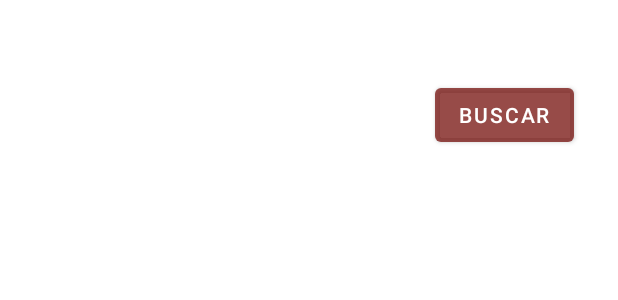
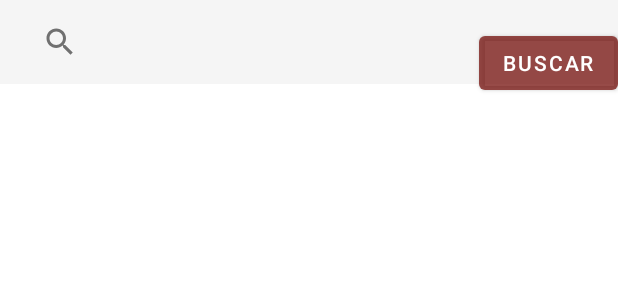
Before and after one commit to Jota0Garcia/SocialMovies, an Android app: the layout fragment_home.xml on its own in the app's theme, with its tools: preview values and no code run, on a phone screen of 412 x 824 dp. Shown: the top 300 px of the screen. Run offline under Robolectric (Android 15) with nearby library versions, the phone set to English and light mode, and no system bars.

Commit message:
boton en homeFragment

```diff
--- a/app/src/main/res/layout/fragment_home.xml
+++ b/app/src/main/res/layout/fragment_home.xml
@@ -5,20 +5,24 @@
     android:layout_width="match_parent"
     android:layout_height="match_parent"
     tools:context=".ui.home.HomeFragment">
-
-    <TextView
-        android:id="@+id/text_home"
+    <androidx.appcompat.widget.Toolbar
+        android:id="@+id/toolbar"
+        android:background="@color/browser_actions_bg_grey"
         android:layout_width="match_parent"
-        android:layout_height="wrap_content"
-        android:layout_marginStart="8dp"
-        android:layout_marginTop="8dp"
-        android:layout_marginEnd="8dp"
-        android:textAlignment="center"
-        android:textSize="20sp"
-        app:layout_constraintBottom_toBottomOf="parent"
+        android:layout_height="?attr/actionBarSize"
+        app:layout_constraintTop_toTopOf="parent"
+        app:layout_constraintEnd_toStartOf="parent"
         app:layout_constraintEnd_toEndOf="parent"
-        app:layout_constraintStart_toStartOf="parent"
-        app:layout_constraintTop_toTopOf="parent" />
+        app:layout_scrollFlags="scroll|enterAlways"
+        android:theme="@style/ThemeOverlay.AppCompat.Light"
+        app:popupTheme="@style/ThemeOverlay.AppCompat.Light"
+        >
+        <androidx.appcompat.widget.SearchView
+            android:layout_width="match_parent"
+            android:layout_height="?attr/actionBarSize"
+            android:id="@+id/search_view"
+            app:queryHint="Buscar pelicula"/>
+    </androidx.appcompat.widget.Toolbar>
 
     <Button
         android:id="@+id/buttonBuscar"
@@ -27,8 +31,15 @@
         android:text="@string/Buscar"
         app:layout_constraintBottom_toBottomOf="parent"
         app:layout_constraintEnd_toEndOf="parent"
-        app:layout_constraintHorizontal_bias="0.908"
+        app:layout_constraintHorizontal_bias="1.0"
         app:layout_constraintStart_toStartOf="parent"
         app:layout_constraintTop_toTopOf="parent"
-        app:layout_constraintVertical_bias="0.068" />
+        app:layout_constraintVertical_bias="0.023" />
+
+    <androidx.recyclerview.widget.RecyclerView
+        android:layout_width="match_parent"
+        android:layout_height="wrap_content"
+        app:layout_constraintEnd_toEndOf="parent"
+        app:layout_constraintStart_toStartOf="parent"
+        app:layout_constraintTop_toBottomOf="@+id/toolbar" />
 </androidx.constraintlayout.widget.ConstraintLayout>
```
Also changed, not shown: app/src/main/AndroidManifest.xml (+7 -4 lines), app/src/main/java/com/example/aplicacion/MainActivity.java (+1 -31 lines), app/src/main/java/com/example/aplicacion/ui/home/HomeFragment.java (+60 -10 lines), app/src/main/java/com/example/aplicacion/ui/home/HomeViewModel.java (+17 -0 lines).
